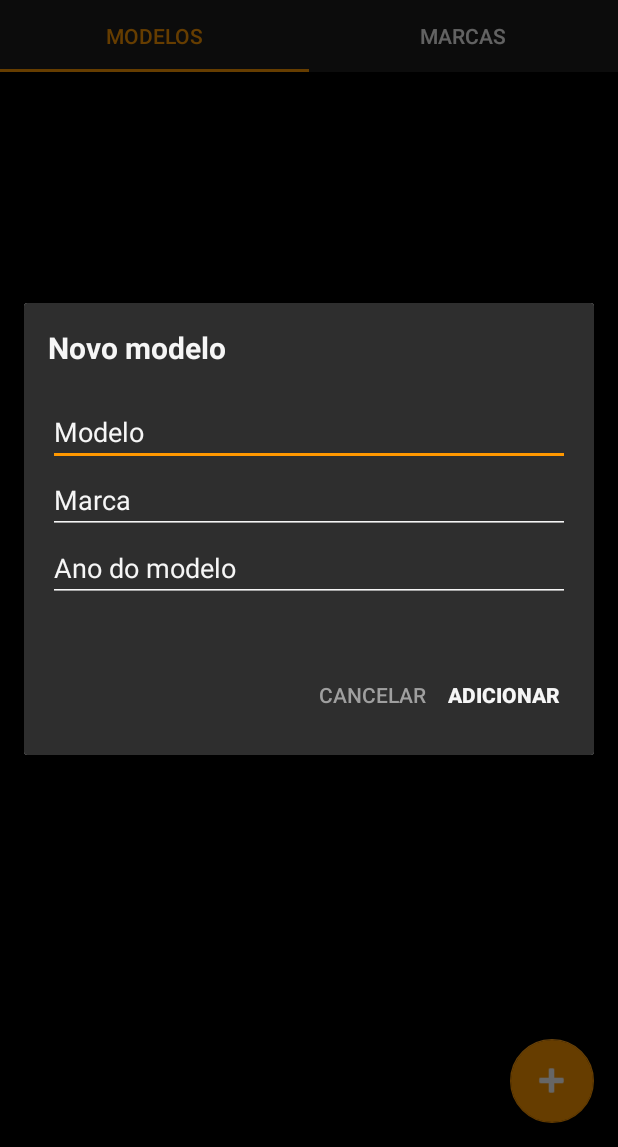
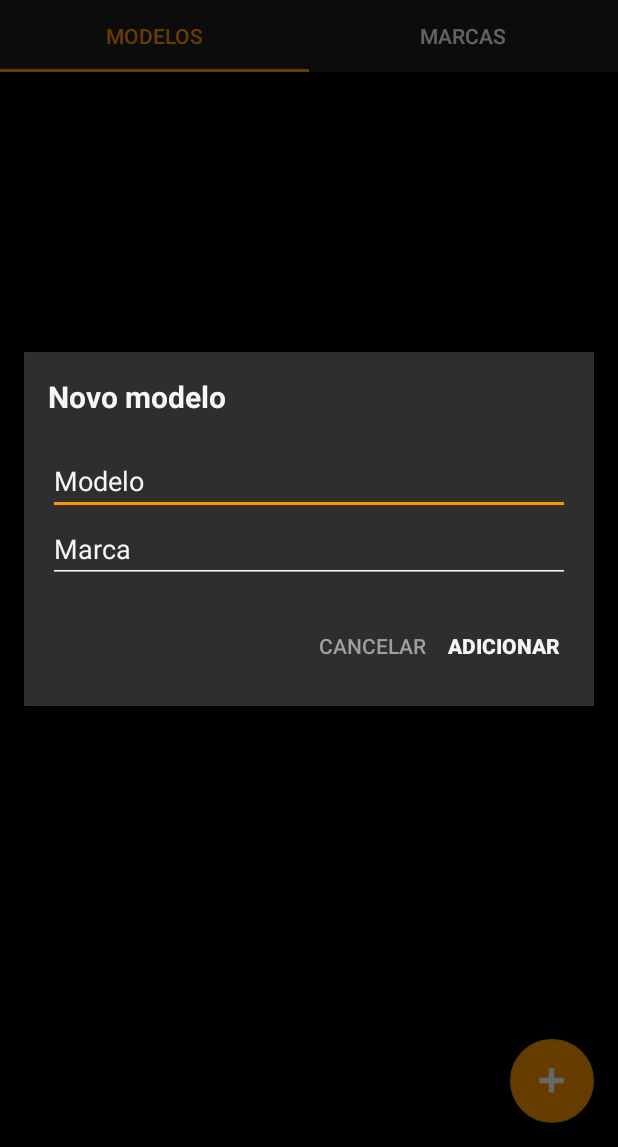
Before and after one commit to pedromihael/cellphonedatabase, an Android app: the screen it shows after launch (MainActivity), after a tap on an icon or button, on a phone screen of 412 x 824 dp, the part 89-1236 px from its top. Run offline under Robolectric (Android 15) with nearby library versions, the phone set to English and light mode, and no system bars.

Commit message:
update dialog

```diff
--- a/app/src/main/java/com/pedromihael/cellphonedatabase/MainActivity.java
+++ b/app/src/main/java/com/pedromihael/cellphonedatabase/MainActivity.java
@@ -4,16 +4,12 @@ import android.os.Bundle;
 
 import com.google.android.material.appbar.AppBarLayout;
 import com.google.android.material.floatingactionbutton.FloatingActionButton;
-import com.google.android.material.snackbar.Snackbar;
 import com.google.android.material.tabs.TabLayout;
 
 import androidx.viewpager.widget.ViewPager;
 import androidx.appcompat.app.AppCompatActivity;
 
-import android.view.Menu;
-import android.view.MenuItem;
 import android.view.View;
-import android.widget.Button;
 
 public class MainActivity extends AppCompatActivity implements NewCellphoneDialog.DialogListener {
 
@@ -55,7 +51,7 @@ public class MainActivity extends AppCompatActivity implements NewCellphoneDialo
     }
 
     @Override
-    public void persistNewCellphoneData(String model, String brand, String modelYear) {
+    public void persistNewCellphoneData(String model, String brand) {
         // TODO
     }
 }
--- a/app/src/main/java/com/pedromihael/cellphonedatabase/NewCellphoneDialog.java
+++ b/app/src/main/java/com/pedromihael/cellphonedatabase/NewCellphoneDialog.java
@@ -3,7 +3,6 @@ package com.pedromihael.cellphonedatabase;
 import android.app.AlertDialog;
 import android.app.Dialog;
 import android.content.Context;
-import android.content.DialogInterface;
 import android.os.Bundle;
 import android.view.LayoutInflater;
 import android.view.View;
@@ -17,7 +16,6 @@ public class NewCellphoneDialog extends AppCompatDialogFragment {
 
     private EditText mEditTextModel;
     private EditText mEditTextBrand;
-    private EditText mEditTextModelYear;
     private Button mCancelButton;
     private Button mConfirmButton;
     private DialogListener listener;
@@ -38,8 +36,7 @@ public class NewCellphoneDialog extends AppCompatDialogFragment {
         mConfirmButton.setOnClickListener((v) -> {
             String brand = mEditTextBrand.getText().toString();
             String model = mEditTextModel.getText().toString();
-            String modelYear = mEditTextModelYear.getText().toString();
-            // listener.persistNewCellphoneData(model, brand, modelYear);
+            // listener.persistNewCellphoneData(model, brand);
 
             this.dismiss();
 
@@ -48,7 +45,6 @@ public class NewCellphoneDialog extends AppCompatDialogFragment {
 
         mEditTextBrand = view.findViewById(R.id.edit_brand);
         mEditTextModel = view.findViewById(R.id.edit_model);
-        mEditTextModelYear = view.findViewById(R.id.edit_modelyear);
 
         return builder.create();
     }
@@ -64,7 +60,7 @@ public class NewCellphoneDialog extends AppCompatDialogFragment {
 
     }
     public interface DialogListener {
-        void persistNewCellphoneData(String model, String brand, String modelYear);
+        void persistNewCellphoneData(String model, String brand);
         // implementada na Main - Deve ser substituida pelo ciclo de salvar no banco
     }
 }
--- a/app/src/main/res/layout/activity_main.xml
+++ b/app/src/main/res/layout/activity_main.xml
@@ -4,6 +4,7 @@
     xmlns:tools="http://schemas.android.com/tools"
     android:layout_width="match_parent"
     android:layout_height="match_parent"
+    android:orientation="vertical"
     tools:context=".MainActivity">
 
     <com.google.android.material.appbar.AppBarLayout
@@ -28,17 +29,17 @@
             android:layout_width="match_parent"
             android:layout_height="wrap_content"
             android:background="@color/grey"
-            app:tabTextColor="@color/textWhite"
+            app:tabIndicatorColor="@color/indicator"
             app:tabSelectedTextColor="@color/textYellowSelected"
-            app:tabIndicatorColor="@color/indicator"/>
+            app:tabTextColor="@color/textWhite" />
 
     </com.google.android.material.appbar.AppBarLayout>
 
     <androidx.viewpager.widget.ViewPager
         android:id="@+id/view_pager"
-        android:background="@color/black"
         android:layout_width="match_parent"
         android:layout_height="match_parent"
+        android:background="@color/black"
         app:layout_behavior="@string/appbar_scrolling_view_behavior" />
 
     <com.google.android.material.floatingactionbutton.FloatingActionButton
--- a/app/src/main/res/layout/new_cellphone_dialog.xml
+++ b/app/src/main/res/layout/new_cellphone_dialog.xml
@@ -37,23 +37,10 @@
         android:textColorHint="@color/textWhite"
         android:theme="@style/editTextStyle" />
 
-    <EditText
-        android:id="@+id/edit_modelyear"
+    <LinearLayout
         android:layout_width="match_parent"
         android:layout_height="wrap_content"
         android:layout_below="@id/edit_brand"
-        android:layout_alignParentStart="true"
-        android:layout_marginBottom="20dp"
-        android:hint="@string/dialog_placeholder_year"
-        android:inputType="number"
-        android:textColor="@color/textWhite"
-        android:textColorHint="@color/textWhite"
-        android:theme="@style/editTextStyle" />
-
-    <LinearLayout
-        android:layout_width="match_parent"
-        android:layout_height="wrap_content"
-        android:layout_below="@id/edit_modelyear"
         android:gravity="right"
         android:orientation="horizontal">
 
```
Also changed, not shown: app/src/main/java/com/pedromihael/cellphonedatabase/ui/main/PageViewModel.java (deleted, +0 -26 lines), app/src/main/java/com/pedromihael/cellphonedatabase/ui/main/PlaceholderFragment.java (deleted, +0 -59 lines), app/src/main/java/com/pedromihael/cellphonedatabase/ui/main/SectionsPagerAdapter.java (deleted, +0 -46 lines).
